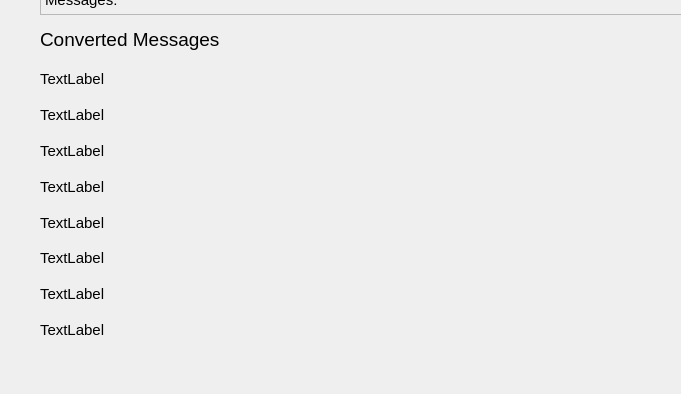
Before: the Qt Designer form PyQt/mqttClient/ui_mainwindow.ui in KMS-TEAM/Training_Project, drawn with Qt 5; both pictures show x 0 to 681 and y 206 to 600 of the 800 by 600 pixel window.
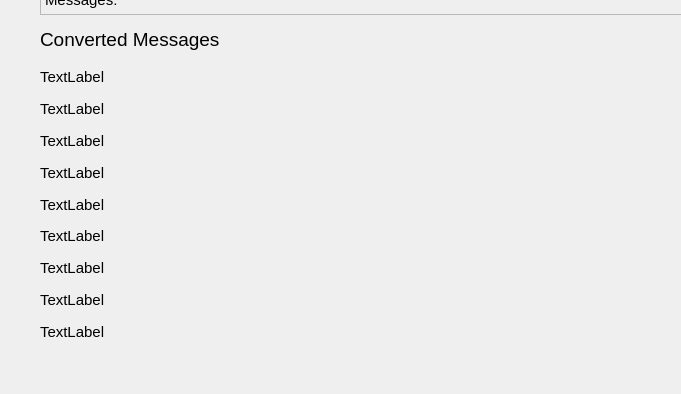
After: the same form once the commit is applied.

Commit message: add time in json

What changed in the file:
```diff
--- a/PyQt/mqttClient/ui_mainwindow.ui
+++ b/PyQt/mqttClient/ui_mainwindow.ui
@@ -187,6 +187,13 @@
        </property>
       </widget>
      </item>
+     <item>
+      <widget class="QLabel" name="Time">
+       <property name="text">
+        <string>TextLabel</string>
+       </property>
+      </widget>
+     </item>
     </layout>
    </widget>
   </widget>
```
The commit also changes 3 other files.
